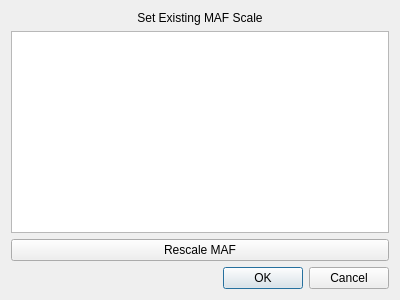
The window that mafdialog.ui (presstab/LogTuner) describes before a commit, drawn with Qt 5.
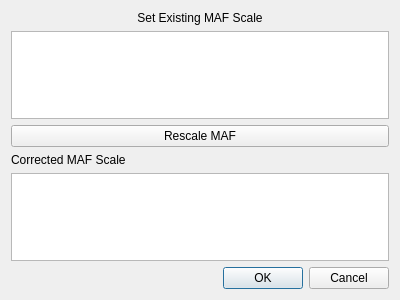
The same window after the commit.

```diff
--- a/mafdialog.ui
+++ b/mafdialog.ui
@@ -34,6 +34,16 @@
      </property>
     </widget>
    </item>
+   <item>
+    <widget class="QLabel" name="labelCorrectedScale">
+     <property name="text">
+      <string>Corrected MAF Scale</string>
+     </property>
+    </widget>
+   </item>
+   <item>
+    <widget class="QTableWidget" name="tableCorrectedScale"/>
+   </item>
    <item>
     <widget class="QDialogButtonBox" name="buttonBox">
      <property name="orientation">
```
